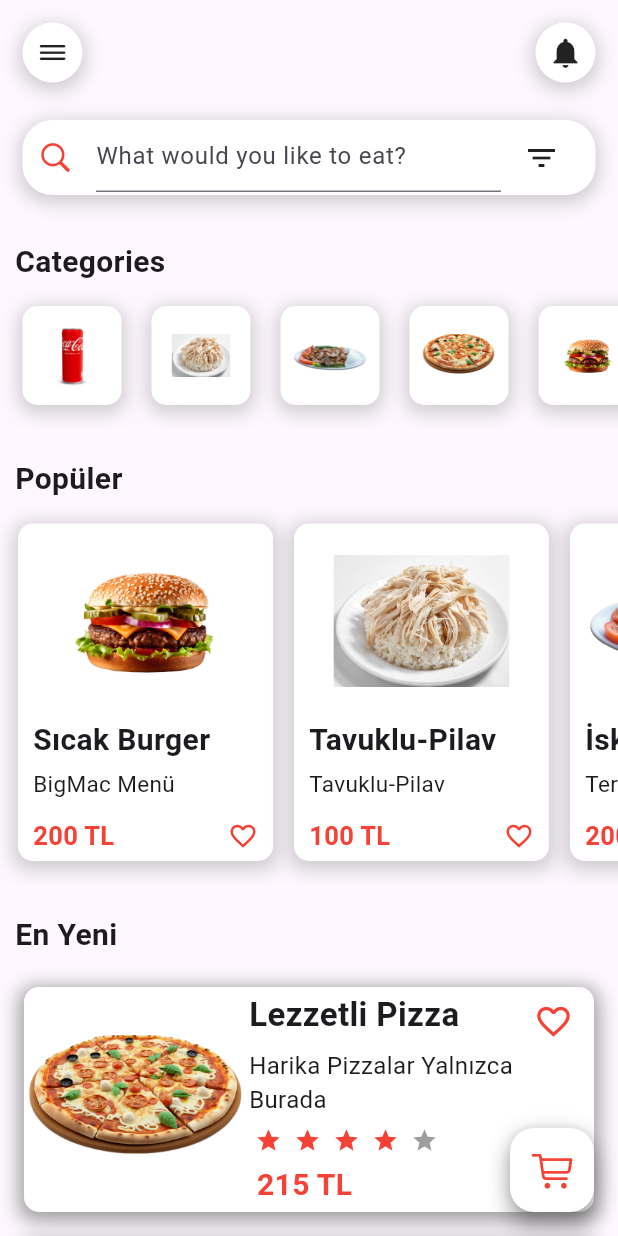
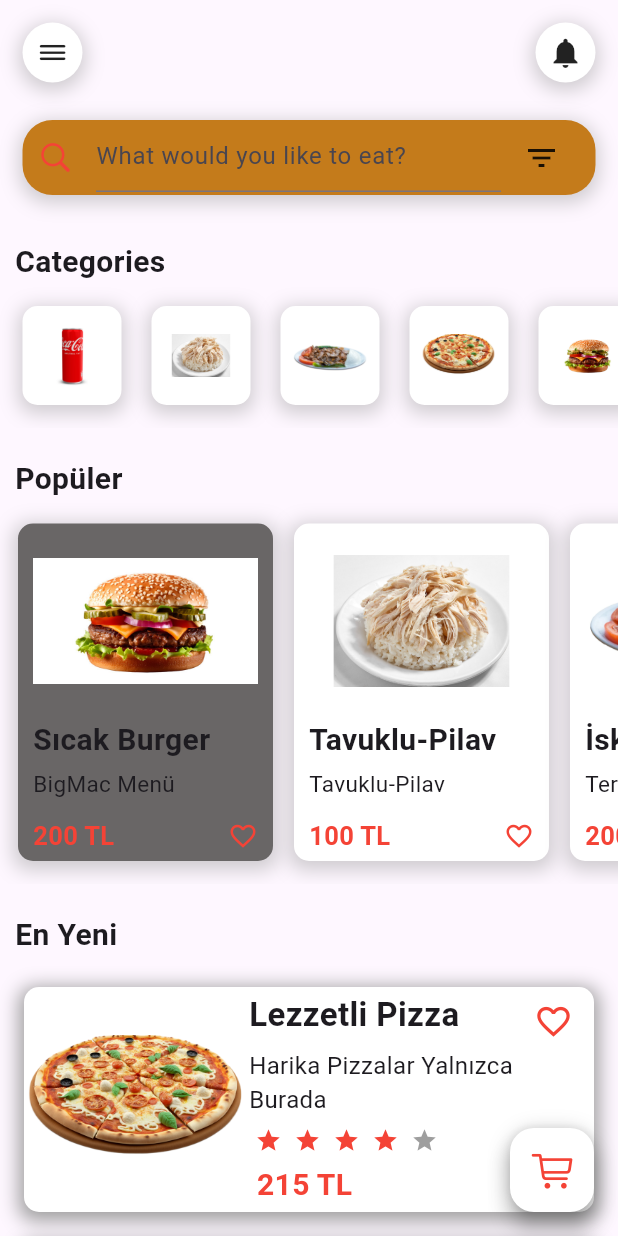
Before and after one commit to Batuhangokbudak/Flutter_Final, a Flutter app: the UserProfileScreen screen opened by its route, after a tap on "Menü", on a phone screen of 412 x 824 dp. Run offline on Flutter 3.47's test engine with Material 3 defaults, Android fonts, the phone set to English and light mode, and no system bars; drawn by our look-alikes of flutter_rating_bar; our stand-ins replace font_awesome_flutter, shared_preferences; missing offline and left inert: clippy_flutter; accounts and stored records are empty; network calls fail.

Commit message:
son değişikler

```diff
--- a/lib/Screens/HomePage.dart
+++ b/lib/Screens/HomePage.dart
@@ -25,7 +25,7 @@ class HomePage extends StatelessWidget {
               width: double.infinity,
               height: 50,
               decoration: BoxDecoration(
-                color: Colors.white,
+                color: Color.fromARGB(255, 196, 123, 27),
                 borderRadius: BorderRadius.circular(20),
                 boxShadow: [
                   BoxShadow(
--- a/lib/Screens/PopularItemsWidget.dart
+++ b/lib/Screens/PopularItemsWidget.dart
@@ -18,7 +18,7 @@ class PopularItemsWidget extends StatelessWidget {
                   width: 170,
                   height: 225,
                   decoration: BoxDecoration(
-                      color: Colors.white,
+                      color: const Color.fromARGB(255, 105, 102, 102),
                       borderRadius: BorderRadius.circular(10),
                       boxShadow: [
                         BoxShadow(
--- a/lib/Screens/ProfileScreen.dart
+++ b/lib/Screens/ProfileScreen.dart
@@ -60,7 +60,7 @@ class _UserProfileScreenState extends State<UserProfileScreen> {
               leading: Icon(Icons.menu_book),
               title: Text(isEnglish ? 'Menu' : 'Menü'),
               onTap: () {
-                Navigator.pop(context); // Drawer'ı kapat
+                Navigator.pop(context); // Drawer'ı kapattık
                 Navigator.push(
                   context,
                   MaterialPageRoute(builder: (context) => HomePage()),
--- a/pubspec.yaml
+++ b/pubspec.yaml
@@ -36,7 +36,7 @@ dependencies:
   font_awesome_flutter: ^10.0.0
   flutter_rating_bar: ^4.0.1
   clippy_flutter: ^2.0.0-nullsafety.1
-  web: 0.5.0
+  web: 0.3.0
 
   # The following adds the Cupertino Icons font to your application.
   # Use with the CupertinoIcons class for iOS style icons.
```
Also changed, not shown: pubspec.lock.
